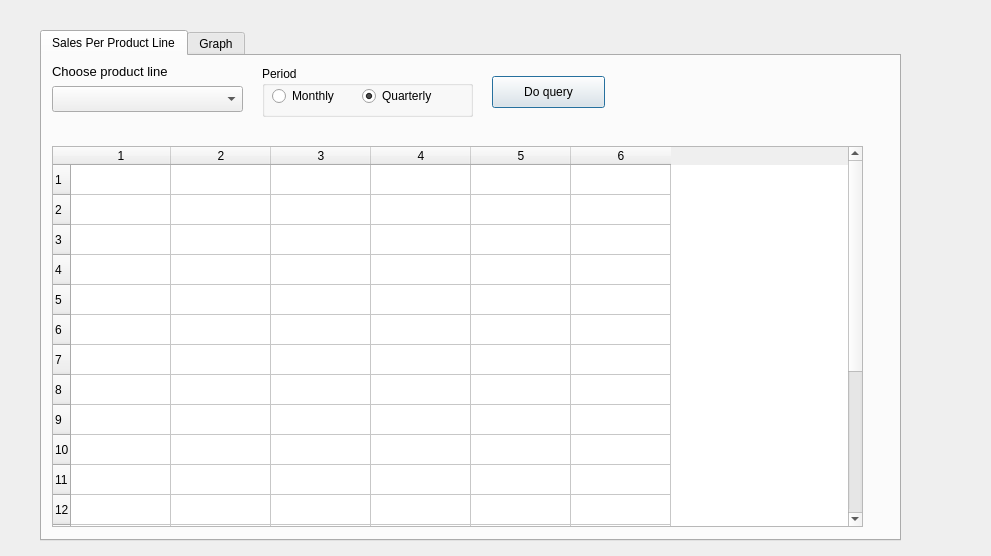
This is productLines_dialog.ui in chiphanmsda/product-sales-analytics-gui as Qt 5 draws it before an edit. The edited form follows.
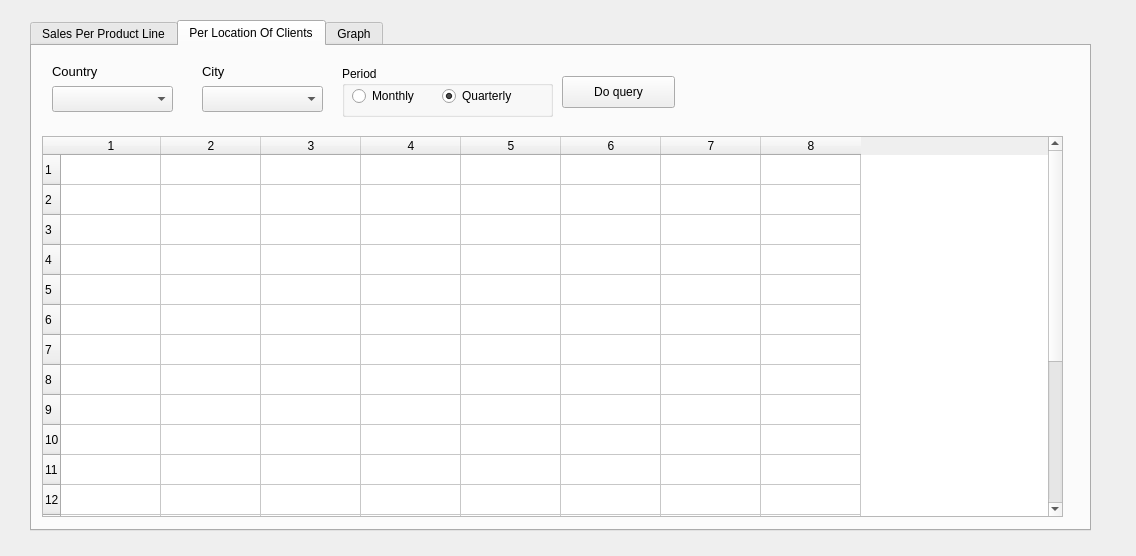
This is the edited form. The open tabs and pages were chosen to show the change.

Commit message:
Add per clients location for product lines sales
Add per clients location for product lines sales

What changed in the file:
```diff
--- a/productLines_dialog.ui
+++ b/productLines_dialog.ui
@@ -6,7 +6,7 @@
    <rect>
     <x>0</x>
     <y>0</y>
-    <width>991</width>
+    <width>1136</width>
     <height>556</height>
    </rect>
   </property>
@@ -16,9 +16,9 @@
   <widget class="QTabWidget" name="tabWidget">
    <property name="geometry">
     <rect>
-     <x>40</x>
-     <y>30</y>
-     <width>861</width>
+     <x>30</x>
+     <y>20</y>
+     <width>1061</width>
      <height>511</height>
     </rect>
    </property>
@@ -74,8 +74,8 @@
      <property name="geometry">
       <rect>
        <x>10</x>
-       <y>90</y>
-       <width>811</width>
+       <y>70</y>
+       <width>991</width>
        <height>381</height>
       </rect>
      </property>
@@ -155,6 +155,166 @@
      </widget>
     </widget>
    </widget>
+   <widget class="QWidget" name="tab">
+    <attribute name="title">
+     <string>Per Location Of Clients</string>
+    </attribute>
+    <widget class="QLabel" name="label_2">
+     <property name="geometry">
+      <rect>
+       <x>20</x>
+       <y>10</y>
+       <width>111</width>
+       <height>31</height>
+      </rect>
+     </property>
+     <property name="font">
+      <font>
+       <pointsize>10</pointsize>
+      </font>
+     </property>
+     <property name="text">
+      <string>Country</string>
+     </property>
+    </widget>
+    <widget class="QLabel" name="label_3">
+     <property name="geometry">
+      <rect>
+       <x>170</x>
+       <y>10</y>
+       <width>111</width>
+       <height>31</height>
+      </rect>
+     </property>
+     <property name="font">
+      <font>
+       <pointsize>10</pointsize>
+      </font>
+     </property>
+     <property name="text">
+      <string>City</string>
+     </property>
+    </widget>
+    <widget class="QComboBox" name="country_cb">
+     <property name="geometry">
+      <rect>
+       <x>20</x>
+       <y>40</y>
+       <width>121</width>
+       <height>26</height>
+      </rect>
+     </property>
+    </widget>
+    <widget class="QComboBox" name="city_cb">
+     <property name="geometry">
+      <rect>
+       <x>170</x>
+       <y>40</y>
+       <width>121</width>
+       <height>26</height>
+      </rect>
+     </property>
+    </widget>
+    <widget class="QGroupBox" name="radio_group_2">
+     <property name="geometry">
+      <rect>
+       <x>310</x>
+       <y>20</y>
+       <width>211</width>
+       <height>51</height>
+      </rect>
+     </property>
+     <property name="title">
+      <string>Period</string>
+     </property>
+     <widget class="QRadioButton" name="monthly_radio_location">
+      <property name="geometry">
+       <rect>
+        <x>10</x>
+        <y>20</y>
+        <width>100</width>
+        <height>20</height>
+       </rect>
+      </property>
+      <property name="text">
+       <string>Monthly</string>
+      </property>
+     </widget>
+     <widget class="QRadioButton" name="quarterly_radio_location">
+      <property name="geometry">
+       <rect>
+        <x>100</x>
+        <y>20</y>
+        <width>100</width>
+        <height>20</height>
+       </rect>
+      </property>
+      <property name="text">
+       <string>Quarterly</string>
+      </property>
+      <property name="checked">
+       <bool>true</bool>
+      </property>
+     </widget>
+    </widget>
+    <widget class="QPushButton" name="query_button_location">
+     <property name="geometry">
+      <rect>
+       <x>530</x>
+       <y>30</y>
+       <width>113</width>
+       <height>32</height>
+      </rect>
+     </property>
+     <property name="text">
+      <string>Do query</string>
+     </property>
+    </widget>
+    <widget class="QTableWidget" name="sales_table_location">
+     <property name="geometry">
+      <rect>
+       <x>10</x>
+       <y>90</y>
+       <width>1021</width>
+       <height>381</height>
+      </rect>
+     </property>
+     <property name="rowCount">
+      <number>20</number>
+     </property>
+     <property name="columnCount">
+      <number>8</number>
+     </property>
+     <row/>
+     <row/>
+     <row/>
+     <row/>
+     <row/>
+     <row/>
+     <row/>
+     <row/>
+     <row/>
+     <row/>
+     <row/>
+     <row/>
+     <row/>
+     <row/>
+     <row/>
+     <row/>
+     <row/>
+     <row/>
+     <row/>
+     <row/>
+     <column/>
+     <column/>
+     <column/>
+     <column/>
+     <column/>
+     <column/>
+     <column/>
+     <column/>
+    </widget>
+   </widget>
    <widget class="QWidget" name="graph">
     <attribute name="title">
      <string>Graph</string>
```
The commit also changes 1 other file.
